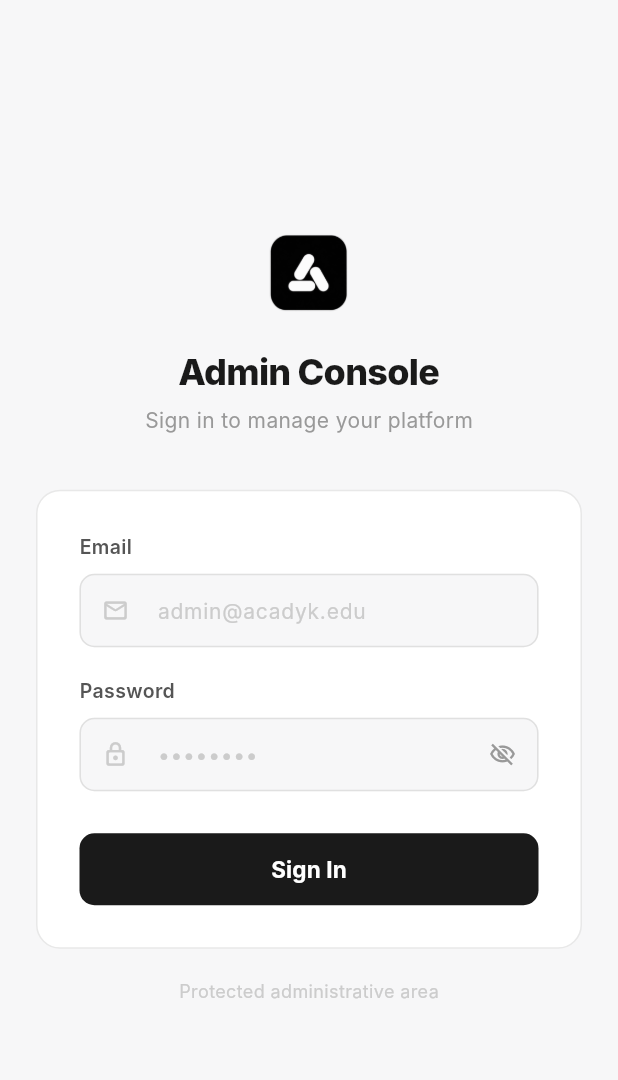
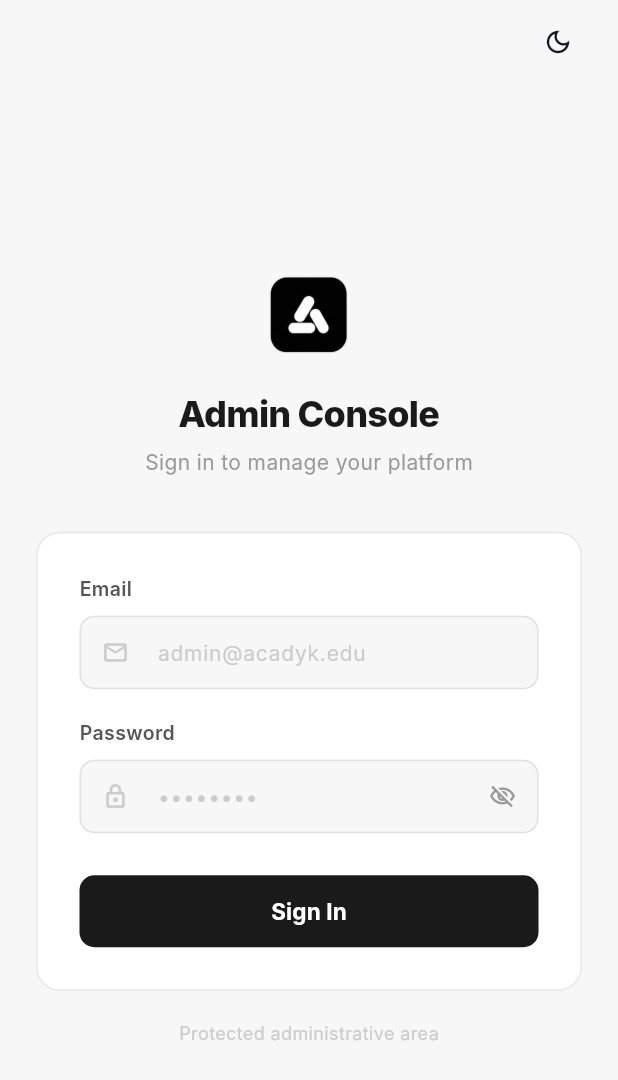
Before and after one commit to sudhanshupatel517-collab/adminacadyk, a Flutter app: the AdminLoginScreen screen opened directly, on a phone screen of 412 x 824 dp. Shown: the top 1080 px of the screen. Run offline on Flutter 3.47's test engine with Material 3 defaults, Android fonts, the phone set to English and light mode, and no system bars; our stand-ins replace dio, flutter_riverpod, flutter_secure_storage, go_router, image_picker; accounts and stored records are empty; Roboto replaces fonts that are missing (Inter).

Commit message:
feat: bypass login by default and add theme toggle to login screen

```diff
--- a/lib/admin/providers/admin_auth_provider.dart
+++ b/lib/admin/providers/admin_auth_provider.dart
@@ -1,9 +1,10 @@
 import 'package:flutter/material.dart';
 import '../data/admin_models.dart';
 import '../data/admin_service.dart';
+import '../data/admin_mock_data.dart';
 
 class AdminAuthProvider extends ChangeNotifier {
-  AdminAccount? _currentAdmin;
+  AdminAccount? _currentAdmin = AdminMockData.adminAccounts[0]; // Bypass login by default
   bool _isLoading = false;
   String? _errorMessage;
 
--- a/lib/admin/screens/admin_login_screen.dart
+++ b/lib/admin/screens/admin_login_screen.dart
@@ -1,3 +1,4 @@
+import '../../common/providers/theme_provider.dart';
 import 'package:flutter/material.dart';
 import 'package:provider/provider.dart';
 import '../providers/admin_auth_provider.dart';
@@ -29,6 +30,26 @@ class _AdminLoginScreenState extends State<AdminLoginScreen> {
     final size = MediaQuery.of(context).size;
 
     return Scaffold(
+      appBar: AppBar(
+        backgroundColor: Colors.transparent,
+        elevation: 0,
+        automaticallyImplyLeading: false,
+        actions: [
+          IconButton(
+            icon: Icon(
+              isDark ? Icons.light_mode_outlined : Icons.dark_mode_outlined,
+              size: 20,
+              color: isDark ? const Color(0xFFF0F6FC) : const Color(0xFF111827),
+            ),
+            tooltip: isDark ? 'Switch to Light Mode' : 'Switch to Dark Mode',
+            onPressed: () {
+              final tp = context.read<ThemeProvider>();
+              tp.setThemeMode(isDark ? ThemeMode.light : ThemeMode.dark);
+            },
+          ),
+          const SizedBox(width: 16),
+        ],
+      ),
       backgroundColor: isDark ? const Color(0xFF0A0A0A) : const Color(0xFFF7F7F8),
       body: Center(
         child: SingleChildScrollView(
```
Also changed, not shown: 1 other file.
